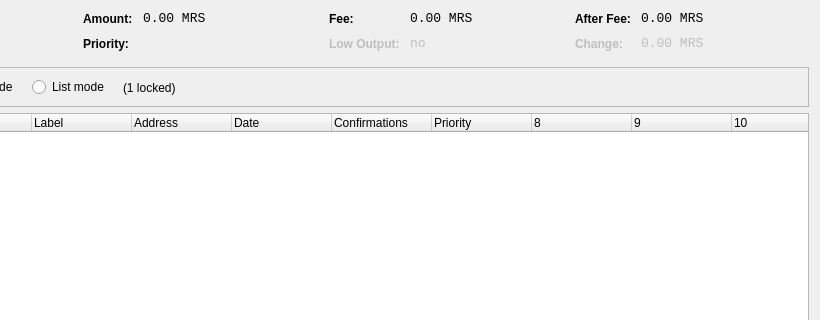
marscoin/marscoin, file src/qt/forms/coincontroldialog.ui: the form before one commit; both pictures show x 180 to 1000 and y 0 to 320 of the 1000 by 500 pixel window.
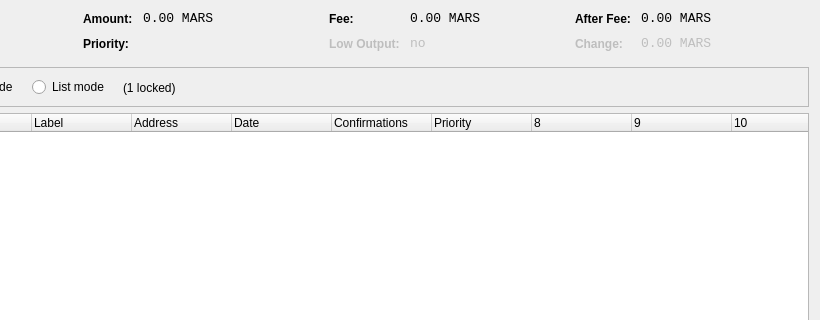
The form after the commit. Custom widgets are drawn as their Qt base class.

Patch:
```diff
--- a/src/qt/forms/coincontroldialog.ui
+++ b/src/qt/forms/coincontroldialog.ui
@@ -141,7 +141,7 @@
           <enum>Qt::ActionsContextMenu</enum>
          </property>
          <property name="text">
-          <string notr="true">0.00 MRS</string>
+          <string notr="true">0.00 MARS</string>
          </property>
          <property name="textInteractionFlags">
           <set>Qt::LinksAccessibleByMouse|Qt::TextSelectableByKeyboard|Qt::TextSelectableByMouse</set>
@@ -221,7 +221,7 @@
           <enum>Qt::ActionsContextMenu</enum>
          </property>
          <property name="text">
-          <string notr="true">0.00 MRS</string>
+          <string notr="true">0.00 MARS</string>
          </property>
          <property name="textInteractionFlags">
           <set>Qt::LinksAccessibleByMouse|Qt::TextSelectableByKeyboard|Qt::TextSelectableByMouse</set>
@@ -307,7 +307,7 @@
           <enum>Qt::ActionsContextMenu</enum>
          </property>
          <property name="text">
-          <string notr="true">0.00 MRS</string>
+          <string notr="true">0.00 MARS</string>
          </property>
          <property name="textInteractionFlags">
           <set>Qt::LinksAccessibleByMouse|Qt::TextSelectableByKeyboard|Qt::TextSelectableByMouse</set>
@@ -345,7 +345,7 @@
           <enum>Qt::ActionsContextMenu</enum>
          </property>
          <property name="text">
-          <string notr="true">0.00 MRS</string>
+          <string notr="true">0.00 MARS</string>
          </property>
          <property name="textInteractionFlags">
           <set>Qt::LinksAccessibleByMouse|Qt::TextSelectableByKeyboard|Qt::TextSelectableByMouse</set>
```
